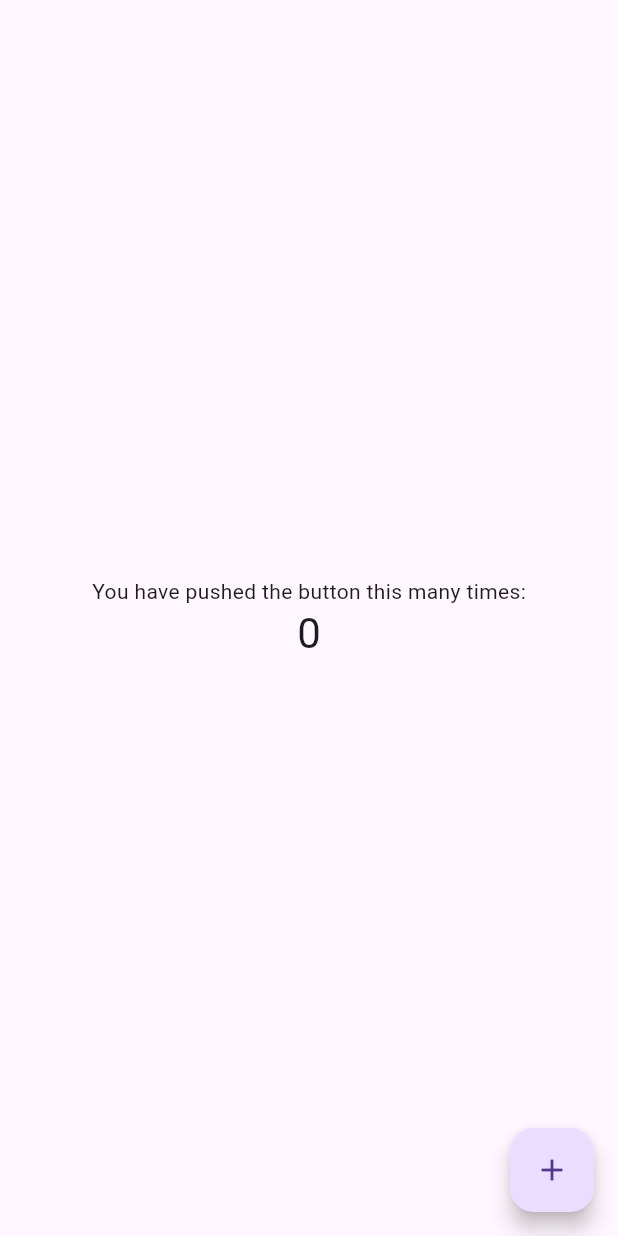
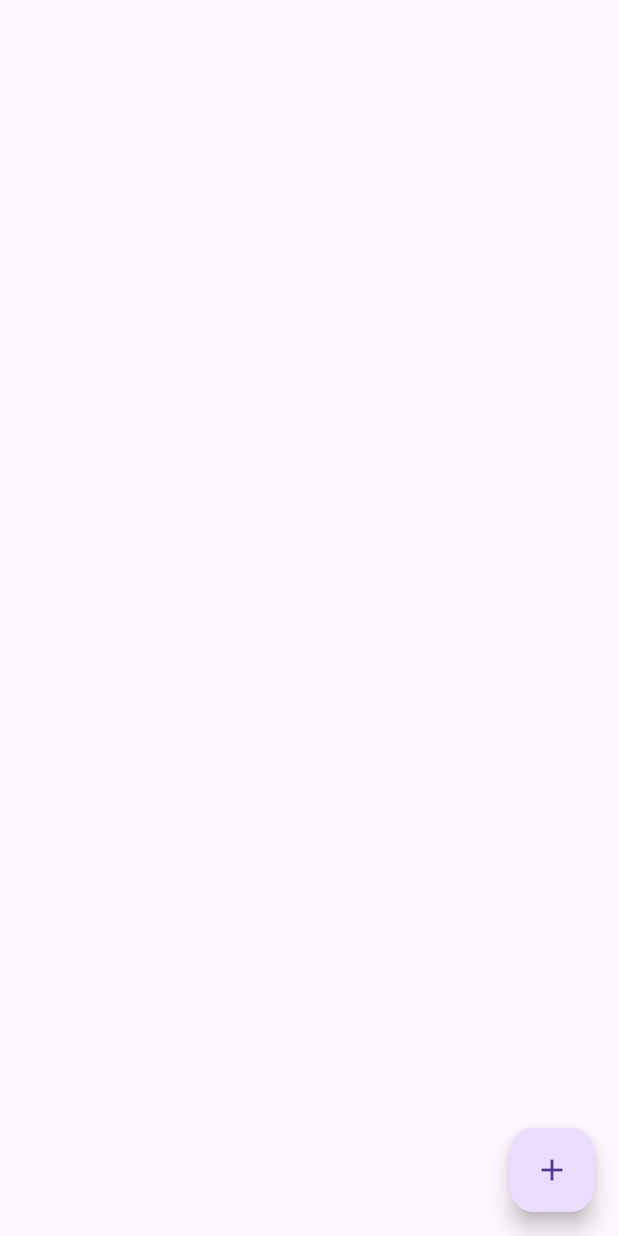
Before and after one commit to ma-liha/vitalo, a Flutter app: the screen it shows after launch, on a phone screen of 412 x 824 dp. Run offline on Flutter 3.47's test engine with Material 3 defaults, Android fonts, the phone set to English and light mode, and no system bars.

Commit message:
Pre-version 3

```diff
--- a/lib/main.dart
+++ b/lib/main.dart
@@ -59,33 +59,6 @@ class _MyHomePageState extends State<MyHomePage> {
     // fast, so that you can just rebuild anything that needs updating rather
     // than having to individually change instances of widgets.
     return Scaffold(
-      body: Center(
-        // Center is a layout widget. It takes a single child and positions it
-        // in the middle of the parent.
-        child: Column(
-          // Column is also a layout widget. It takes a list of children and
-          // arranges them vertically. By default, it sizes itself to fit its
-          // children horizontally, and tries to be as tall as its parent.
-          //
-          // Column has various properties to control how it sizes itself and
-          // how it positions its children. Here we use mainAxisAlignment to
-          // center the children vertically; the main axis here is the vertical
-          // axis because Columns are vertical (the cross axis would be
-          // horizontal).
-          //
-          // TRY THIS: Invoke "debug painting" (choose the "Toggle Debug Paint"
-          // action in the IDE, or press "p" in the console), to see the
-          // wireframe for each widget.
-          mainAxisAlignment: .center,
-          children: [
-            const Text('You have pushed the button this many times:'),
-            Text(
-              '$_counter',
-              style: Theme.of(context).textTheme.headlineMedium,
-            ),
-          ],
-        ),
-      ),
       floatingActionButton: FloatingActionButton(
         onPressed: _incrementCounter,
         tooltip: 'Increment',
```
